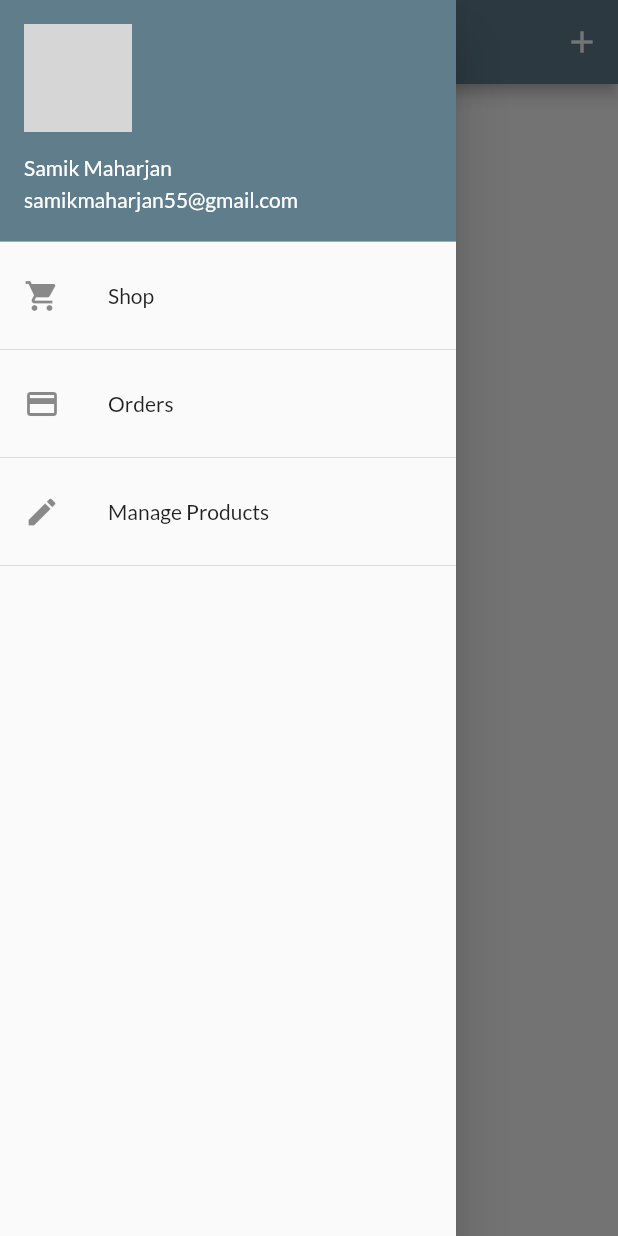
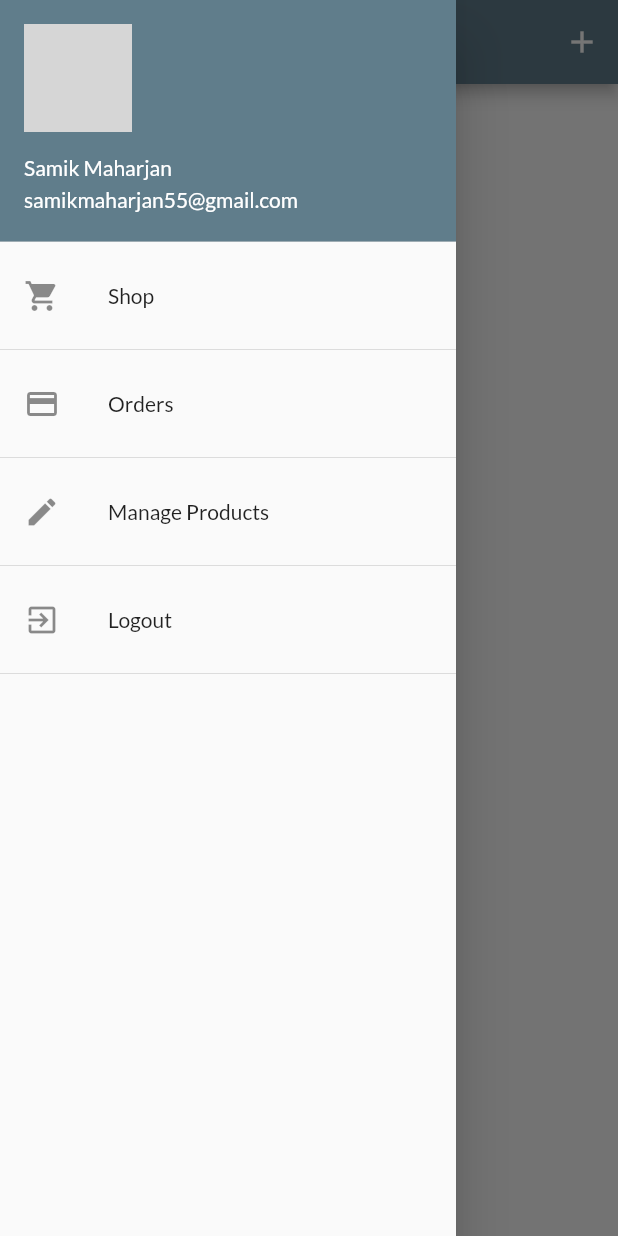
Before and after one commit to samikmaharjan55/Shop-Venue, a Flutter app: the UserProductScreen screen opened directly, with the side drawer open, on a phone screen of 412 x 824 dp. Run offline on Flutter 3.47's test engine with Material 2 defaults, Android fonts, the phone set to English and light mode, and no system bars; network calls fail; grey boxes are pictures that could not be loaded.

Commit message:
Part 13 Completed

```diff
--- a/lib/main.dart
+++ b/lib/main.dart
@@ -40,10 +40,12 @@ class MyApp extends StatelessWidget {
           value: Cart(),
         ),
         ChangeNotifierProxyProvider<Auth, Orders>(
-          create: (context) => Orders('', []),
+          create: (context) => Orders('', [], ''),
           update: (BuildContext context, Auth auth, Orders? previousOrders) {
-            return Orders(auth.token!,
-                previousOrders == null ? [] : previousOrders.orders);
+            return Orders(
+                auth.token!,
+                previousOrders == null ? [] : previousOrders.orders,
+                auth.userId!);
           },
         ),
       ],
--- a/lib/providers/orders_provider.dart
+++ b/lib/providers/orders_provider.dart
@@ -18,8 +18,9 @@ class OrderItem {
 }
 
 class Orders with ChangeNotifier {
+  final String _userId;
   final String _authToken;
-  Orders(this._authToken, this._orders);
+  Orders(this._authToken, this._orders, this._userId);
   List<OrderItem> _orders = [];
 
   List<OrderItem> get orders {
@@ -29,7 +30,7 @@ class Orders with ChangeNotifier {
   // adds order from cart to order
   Future<void> addOrder(List<CartItem> cartProducts, double total) async {
     final url =
-        "https://shop-venue-344b6-default-rtdb.firebaseio.com/orders.json?auth=$_authToken";
+        "https://shop-venue-344b6-default-rtdb.firebaseio.com/orders/$_userId.json?auth=$_authToken";
     try {
       final response = http.post(Uri.parse(url),
           body: json.encode({
@@ -61,7 +62,7 @@ class Orders with ChangeNotifier {
   // fetching orders from the firebase
   Future<void> fetchAndSetOrders() async {
     final url =
-        "https://shop-venue-344b6-default-rtdb.firebaseio.com/orders.json?auth=$_authToken";
+        "https://shop-venue-344b6-default-rtdb.firebaseio.com/orders/$_userId.json?auth=$_authToken";
     try {
       final response = await http.get(Uri.parse(url));
       final extractedData = json.decode(response.body) as Map<String, dynamic>;
@@ -84,7 +85,7 @@ class Orders with ChangeNotifier {
                 .toList(),
             dateTime: DateTime.parse(orderData['dateTime'])));
       });
-      _orders = _loadedOrders;
+      _orders = _loadedOrders.reversed.toList();
       notifyListeners();
     } catch (error) {
       throw (error);
--- a/lib/screens/user_product_screen.dart
+++ b/lib/screens/user_product_screen.dart
@@ -10,7 +10,8 @@ class UserProductScreen extends StatelessWidget {
   const UserProductScreen({super.key});
 
   Future<void> _refreshProducts(BuildContext context) async {
-    await Provider.of<Products>(context, listen: false).fetchAndSetProducts();
+    await Provider.of<Products>(context, listen: false)
+        .fetchAndSetProducts(true);
   }
 
   @override
@@ -29,9 +30,18 @@ class UserProductScreen extends StatelessWidget {
         ],
       ),
       drawer: const AppDrawer(),
-      body: RefreshIndicator(
+      body: FutureBuilder(
+        future: _refreshProducts(context),
+        builder: (ctx, snapshot) {
+          return snapshot.connectionState == ConnectionState.waiting
+              ? const Center(
+                  child: CircularProgressIndicator(),
+                )
+              : RefreshIndicator(
                   onRefresh: () => _refreshProducts(context),
-        child: ListView.builder(
+                  child: Consumer<Products>(
+                    builder: (ctx, products, _) {
+                      return ListView.builder(
                         padding: const EdgeInsets.all(8.0),
                         itemBuilder: (ctx, index) => UserProductItem(
                           productsData.items[index].title,
@@ -39,7 +49,11 @@ class UserProductScreen extends StatelessWidget {
                           productsData.items[index].id,
                         ),
                         itemCount: productsData.items.length,
+                      );
+                    },
                   ),
+                );
+        },
       ),
     );
   }
--- a/lib/widgets/app_drawer.dart
+++ b/lib/widgets/app_drawer.dart
@@ -1,4 +1,6 @@
 import 'package:flutter/material.dart';
+import 'package:provider/provider.dart';
+import 'package:shop_venue/providers/auth_provider.dart';
 import 'package:shop_venue/screens/order_screen.dart';
 import 'package:shop_venue/screens/user_product_screen.dart';
 
@@ -43,6 +45,15 @@ class AppDrawer extends StatelessWidget {
             },
           ),
           const Divider(),
+          ListTile(
+            leading: const Icon(Icons.exit_to_app),
+            title: const Text('Logout'),
+            onTap: () {
+              Navigator.of(context).pop();
+              Provider.of<Auth>(context, listen: false).logout();
+            },
+          ),
+          const Divider(),
         ],
       ),
     );
```
Also changed, not shown: lib/providers/auth_provider.dart (+23 -0 lines), lib/providers/products_provider.dart (+5 -2 lines). Lines whose indentation alone changed are shown as unchanged.
